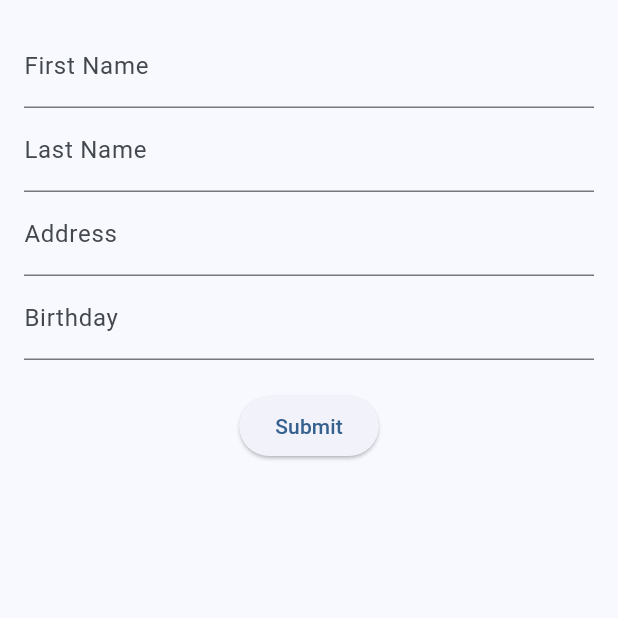
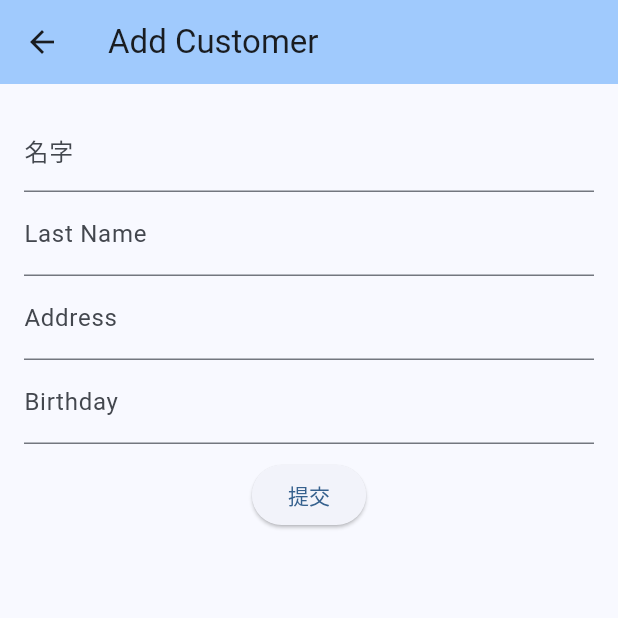
Before and after one commit to RyanRen2023/airline_management, a Flutter app: the CustomerPage screen opened by its route, after a tap on the "add" icon, on a phone screen of 412 x 824 dp, the top half of it. Run offline on Flutter 3.47's test engine with Material 3 defaults, Android fonts, the light colour scheme and no system bars; our stand-ins replace floor, sqflite; missing offline and left inert: dart:ffi; accounts and stored records are empty; generated files the repository leaves out were written again.

Commit message:
optimistic customer pages add add,update, delete function

```diff
--- a/lib/Properties.dart
+++ b/lib/Properties.dart
@@ -11,5 +11,12 @@ class Properties {
   static const String NAV_RESERVATION = '/conversation';
 
   // button text;
+  static const List<String> BUTTON_SUBMIT = ['Submit','提交'];
+
+  static int lang_index = 1;
+
+  //
+  static const List<String> LABLE_FIRST_NAME = ['First Name','名字'];
+
 
 }
--- a/lib/customer/AddCustomerPage.dart
+++ b/lib/customer/AddCustomerPage.dart
@@ -1,33 +1,48 @@
+import 'package:airline_management/Properties.dart';
 import 'package:flutter/material.dart';
 
+import 'Customer.dart';
+
 class AddCustomerPage extends StatefulWidget {
-  AddCustomerPage({super.key,required this.title});
-
+  AddCustomerPage(
+      {super.key, required this.title, required this.addNewCustomer});
+  final Function(Customer) addNewCustomer;
   final String title;
 
   @override
   State<StatefulWidget> createState() => _AddCustomerPageState();
-
 }
 
-
-class _AddCustomerPageState extends State<AddCustomerPage>{
+class _AddCustomerPageState extends State<AddCustomerPage> {
   final TextEditingController _firstNameController = TextEditingController();
   final TextEditingController _lastNameController = TextEditingController();
   final TextEditingController _addressController = TextEditingController();
   final TextEditingController _birthdayController = TextEditingController();
 
+  void submitNewCustomer() {
+    var firstName = _firstNameController.text;
+    var lastName = _lastNameController.text;
+    var address = _addressController.text;
+    var birthday = _birthdayController.text;
+    widget.addNewCustomer(Customer(firstName: firstName, lastName: lastName, address: address, birthday: birthday));
+  }
 
   @override
   Widget build(BuildContext context) {
     return Scaffold(
+      appBar: AppBar(
+        backgroundColor: Theme.of(context).colorScheme.inversePrimary,
+        title: Text(widget.title),
+      ),
       body: Padding(
         padding: const EdgeInsets.all(16.0),
         child: Column(
           children: <Widget>[
             TextField(
               controller: _firstNameController,
-              decoration: InputDecoration(labelText: 'First Name'),
+              decoration: InputDecoration(
+                  labelText:
+                      Properties.LABLE_FIRST_NAME[Properties.lang_index]),
             ),
             TextField(
               controller: _lastNameController,
@@ -41,13 +56,14 @@ class _AddCustomerPageState extends State<AddCustomerPage>{
               controller: _birthdayController,
               decoration: InputDecoration(labelText: 'Birthday'),
             ),
-            SizedBox(height: 20),
+            SizedBox(height: Properties.SIZEDBOX_HIGHT),
             ElevatedButton(
               onPressed: () {
                 // Add customer logic here
+                submitNewCustomer();
                 Navigator.pop(context);
               },
-              child: Text('Submit'),
+              child: Text(Properties.BUTTON_SUBMIT[Properties.lang_index]),
             ),
           ],
         ),
--- a/lib/customer/Customer.dart
+++ b/lib/customer/Customer.dart
@@ -1,12 +1,13 @@
 import 'package:floor/floor.dart';
 @entity
 class Customer {
-  @primaryKey
-  final int id;
+
+  @PrimaryKey(autoGenerate: true)
+  final int? id;
   final String firstName;
   final String lastName;
   final String address;
   final String birthday;
 
-  Customer({required this.id,required this.firstName, required this.lastName, required this.address, required this.birthday});
+  Customer({this.id, required this.firstName, required this.lastName, required this.address, required this.birthday});
 }
--- a/lib/customer/CustomerDetailPage.dart
+++ b/lib/customer/CustomerDetailPage.dart
@@ -4,23 +4,31 @@ import 'package:flutter/material.dart';
 import 'Customer.dart';
 
 class CustomerDetailPage extends StatefulWidget {
-
   Customer customer;
   final String title;
+  Function(Customer) updateCustomer;
+  Function(Customer) deleteCustomer;
 
-  CustomerDetailPage({super.key, required this.title, required this.customer});
-
-
+  CustomerDetailPage(
+      {super.key,
+      required this.title,
+      required this.customer,
+      required this.updateCustomer,
+      required this.deleteCustomer});
 
   @override
   State<StatefulWidget> createState() => _CustomerDetailPageState();
 }
 
 class _CustomerDetailPageState extends State<CustomerDetailPage> {
-
-
   @override
   Widget build(BuildContext context) {
-    return CustomerDetailView(customer: widget.customer);
+    return Scaffold(
+      appBar: AppBar(
+        backgroundColor: Theme.of(context).colorScheme.inversePrimary,
+        title: Text(widget.title),
+      ),
+      body: CustomerDetailView(customer: widget.customer,updateCustomer: widget.updateCustomer,deleteCustomer: widget.deleteCustomer,),
+    );
   }
 }
--- a/lib/customer/CustomerDetailView.dart
+++ b/lib/customer/CustomerDetailView.dart
@@ -3,13 +3,45 @@ import 'package:airline_management/customer/Customer.dart';
 
 class CustomerDetailView extends StatelessWidget {
   final Customer customer;
+  Function(Customer) updateCustomer;
+  Function(Customer) deleteCustomer;
 
-  CustomerDetailView({super.key, required this.customer});
+  CustomerDetailView(
+      {super.key,
+      required this.customer,
+      required this.updateCustomer,
+      required this.deleteCustomer});
 
   final TextEditingController _firstNameController = TextEditingController();
   final TextEditingController _lastNameController = TextEditingController();
   final TextEditingController _addressController = TextEditingController();
   final TextEditingController _birthdayController = TextEditingController();
+
+  void updateCustomers() {
+    Customer cus = this.customer;
+    String firstName = _firstNameController.value.text;
+    String lastName = _lastNameController.value.text;
+    String address = _addressController.value.text;
+    String birthday = _birthdayController.value.text;
+    Customer customer = Customer(
+        id: cus.id,
+        firstName: firstName,
+        lastName: lastName,
+        address: address,
+        birthday: birthday);
+    updateCustomer(customer);
+  }
+
+  void deleteCustomers() {
+    Customer cus = this.customer;
+    Customer customer = Customer(
+        id: cus.id,
+        firstName: cus.firstName,
+        lastName: cus.lastName,
+        address: cus.address,
+        birthday: cus.birthday);
+    deleteCustomer(customer);
+  }
 
   @override
   Widget build(BuildContext context) {
@@ -43,15 +75,11 @@ class CustomerDetailView extends StatelessWidget {
             mainAxisAlignment: MainAxisAlignment.spaceEvenly,
             children: <Widget>[
               ElevatedButton(
-                onPressed: () {
-                  // Update customer logic here
-                },
+                onPressed: updateCustomers,
                 child: Text('Update'),
               ),
               ElevatedButton(
-                onPressed: () {
-                  // Delete customer logic here
-                },
+                onPressed: deleteCustomers,
                 child: Text('Delete'),
               ),
             ],
--- a/lib/customer/CustomerPage.dart
+++ b/lib/customer/CustomerPage.dart
@@ -1,9 +1,11 @@
+import 'package:airline_management/database/DatabaseOperator.dart';
 import 'package:flutter/material.dart';
 import 'package:airline_management/customer/AddCustomerPage.dart';
 import 'package:airline_management/customer/CustomerListPage.dart';
 import 'package:airline_management/customer/Customer.dart';
 import 'package:airline_management/customer/CustomerDetailView.dart';
 
+import 'CustomerDAO.dart';
 import 'CustomerDetailPage.dart';
 
 class CustomerPage extends StatefulWidget {
@@ -16,46 +18,91 @@ class CustomerPage extends StatefulWidget {
 }
 
 class _CustomerPageState extends State<CustomerPage> {
-  int _selectedIndex = 0;
   Customer? _selectedCustomer;
+  late CustomerDAO? customerDAO;
+  List<Customer> customers = [];
 
-  final List<Customer> customers = [
-    Customer(
-        id: 1,
-        firstName: 'John',
-        lastName: 'Doe',
-        address: '123 Main St',
-        birthday: '1990-01-01'),
-    Customer(
-        id: 2,
-        firstName: 'Jane',
-        lastName: 'Smith',
-        address: '456 Elm St',
-        birthday: '1992-02-02'),
-  ];
+  @override
+  void initState() {
+    super.initState();
+    DatabaseOperator.getAllCustomers().then((value) {
+      setState(() {
+        customers = value;
+      });
+    });
 
-  void _onCustomerSelectedWide(Customer customer) {
+    DatabaseOperator.getCustomerDAO().then((value) {
+      customerDAO = value;
+    });
+  }
+
+  @override
+  void dispose() {
+    super.dispose();
+    super.setState(() {});
+  }
+
+  void onCustomerSelectedWide(Customer customer) {
     setState(() {
       _selectedCustomer = customer;
     });
   }
 
-  void _onCustomerSelected(Customer customer) {
+  void onCustomerSelected(Customer customer) {
     _selectedCustomer = customer;
     Navigator.push(
       context,
       MaterialPageRoute(builder: (context) {
-        return CustomerDetailPage(title: 'Add Customer', customer: customer);
+        return CustomerDetailPage(
+          title: 'Customer Detail',
+          customer: customer,
+          updateCustomer: onUpdateCustomer,
+          deleteCustomer: onDeleteCustomer,
+        );
       }),
     );
   }
 
+  void onAddNewCustomer(Customer customer) {
+    setState(() {
+      customers.add(customer);
+    });
+
+    customerDAO?.insertCustomer(customer);
+  }
+
+  void onUpdateCustomer(Customer customer) {
+    for (int i = 0; i < customers.length; i++) {
+      if (customer.id == customers[i].id) {
+        setState(() {
+          customers[i] = customer;
+          _selectedCustomer = customer;
+        });
+        break;
+      }
+    }
+    customerDAO?.updateCustomer(customer);
+  }
+
+  void onDeleteCustomer(Customer customer) {
+    for (int i = 0; i < customers.length; i++) {
+      if (customer.id == customers[i].id) {
+        setState(() {
+          customers.removeAt(i);
+          _selectedCustomer = null;
+        });
+        break;
+      }
+    }
+    customerDAO?.deleteCustomerById(customer.id!);
+  }
+
   Widget responsiveLayout() {
     var size = MediaQuery.of(context).size;
-    var heigh = size.height;
+    var height = size.height;
     var width = size.width;
 
-    if (width > heigh && width > 720) {
+    if (width > height && width > 720) {
       // landscape
       return showWideScreen();
     } else {
@@ -71,15 +118,19 @@ class _CustomerPageState extends State<CustomerPage> {
           flex: 1,
           child: CustomerListPage(
             customers: customers,
-            onCustomerSelected: _onCustomerSelectedWide,
+            onCustomerSelected: onCustomerSelectedWide,
             selectedCustomer: _selectedCustomer,
           ),
         ),
         Expanded(
           flex: 2,
           child: _selectedCustomer != null
-              ? CustomerDetailView(customer: _selectedCustomer!)
-              : Center(child: Text('Select a customer to view details')),
+              ? CustomerDetailView(
+                  customer: _selectedCustomer!,
+                  updateCustomer: onUpdateCustomer,
+                  deleteCustomer: onDeleteCustomer,
+                )
+              : const Center(child: Text('Select a customer to view details')),
         ),
       ],
     );
@@ -91,15 +142,33 @@ class _CustomerPageState extends State<CustomerPage> {
         Expanded(
           child: CustomerListPage(
             customers: customers,
-            onCustomerSelected: _onCustomerSelected,
+            onCustomerSelected: onCustomerSelected,
             selectedCustomer: _selectedCustomer,
           ),
         ),
-        if (_selectedCustomer != null)
-          Expanded(
-            child: CustomerDetailView(customer: _selectedCustomer!),
-          ),
       ],
+    );
+  }
+
+  Widget showAddCustomerButton() {
+    return Align(
+      alignment: Alignment.bottomCenter,
+      child: Padding(
+        padding: const EdgeInsets.only(bottom: 16.0),
+        child: FloatingActionButton(
+          onPressed: () {
+            Navigator.push(
+              context,
+              MaterialPageRoute(
+                  builder: (context) => AddCustomerPage(
+                        title: 'Add Customer',
+                        addNewCustomer: onAddNewCustomer,
+                      )),
+            );
+          },
+          child: const Icon(Icons.add),
+        ),
+      ),
     );
   }
 
@@ -115,23 +184,7 @@ class _CustomerPageState extends State<CustomerPage> {
       body: Stack(
         children: [
           responsiveLayout(),
-          Align(
-            alignment: Alignment.bottomCenter,
-            child: Padding(
-              padding: const EdgeInsets.only(bottom: 16.0),
-              child: FloatingActionButton(
-                onPressed: () {
-                  Navigator.push(
-                    context,
-                    MaterialPageRoute(
-                        builder: (context) =>
-                            AddCustomerPage(title: 'Add Customer')),
-                  );
-                },
-                child: const Icon(Icons.add),
-              ),
-            ),
-          ),
+          showAddCustomerButton(),
         ],
       ),
     );
```
